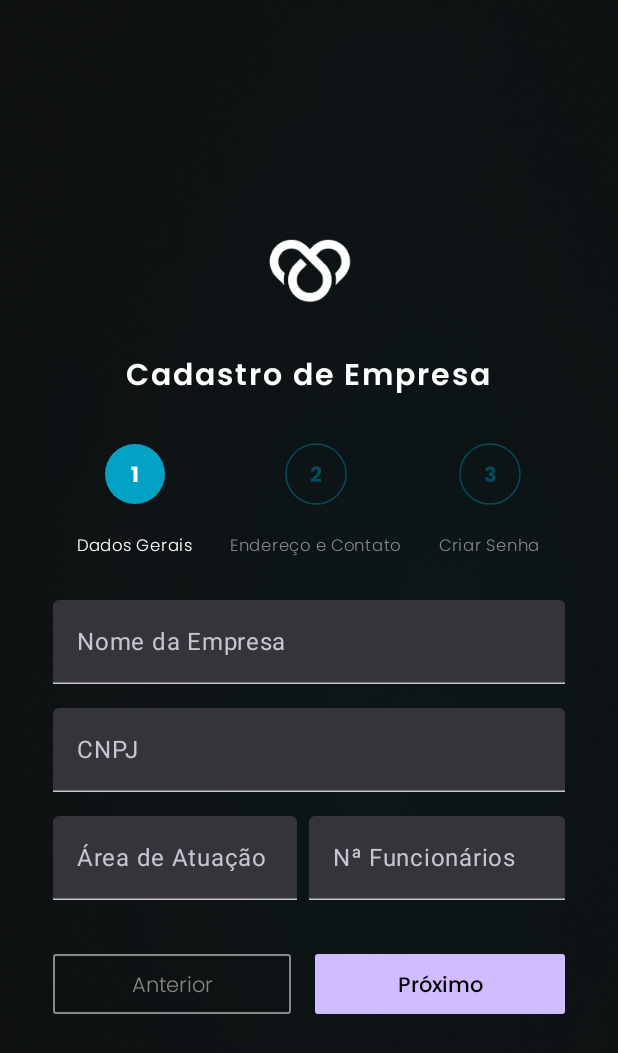
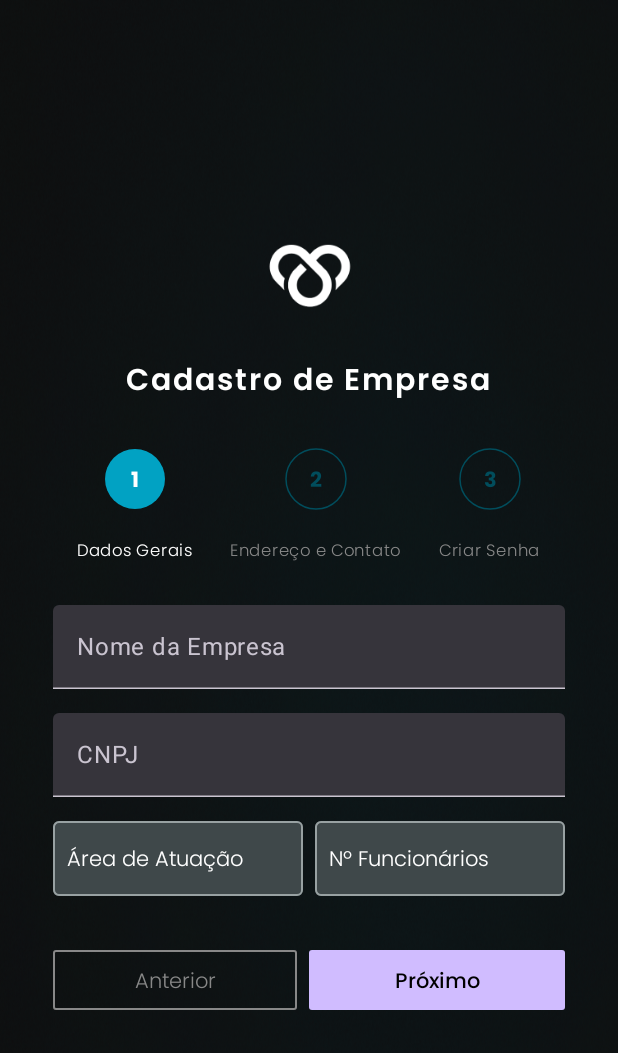
Before and after one commit to Ethos-Enterprise/EthosConnectionsApp, an Android app built with Jetpack Compose: the Cadastro screen opened through its navigation route, on a phone screen of 412 x 824 dp. Shown: the top 1053 px of the screen. Run offline under Robolectric (Android 15) with nearby library versions, the light colour scheme and no system bars.

Commit message:
finalização tela cadastro

```diff
--- a/app/src/main/java/com/example/ethosconnections/view/Cadastro.kt
+++ b/app/src/main/java/com/example/ethosconnections/view/Cadastro.kt
@@ -3,13 +3,16 @@ package com.example.ethosconnections.view
 import androidx.compose.foundation.BorderStroke
 import androidx.compose.foundation.Canvas
 import androidx.compose.foundation.Image
-import androidx.compose.foundation.border
 import androidx.compose.foundation.clickable
 import androidx.compose.foundation.layout.*
 import androidx.compose.foundation.shape.RoundedCornerShape
+import androidx.compose.foundation.text.KeyboardOptions
 import androidx.compose.material3.Button
+import androidx.compose.material3.ButtonDefaults
 import androidx.compose.material3.Checkbox
 import androidx.compose.material3.Divider
+import androidx.compose.material3.DropdownMenu
+import androidx.compose.material3.DropdownMenuItem
 import androidx.compose.material3.OutlinedButton
 import androidx.compose.material3.Text
 import androidx.compose.material3.TextField
@@ -19,13 +22,15 @@ import androidx.compose.runtime.mutableStateOf
 import androidx.compose.runtime.remember
 import androidx.compose.ui.Alignment
 import androidx.compose.ui.Modifier
+import androidx.compose.ui.draw.scale
 import androidx.compose.ui.graphics.Color
 import androidx.compose.ui.graphics.drawscope.Stroke
 import androidx.compose.ui.layout.ContentScale
 import androidx.compose.ui.res.painterResource
 import androidx.compose.ui.text.font.Font
 import androidx.compose.ui.text.font.FontFamily
-import androidx.compose.ui.text.font.FontWeight
+import androidx.compose.ui.text.input.KeyboardType
+import androidx.compose.ui.text.input.PasswordVisualTransformation
 import androidx.compose.ui.text.input.TextFieldValue
 import androidx.compose.ui.tooling.preview.Preview
 import androidx.compose.ui.unit.dp
@@ -43,6 +48,35 @@ import com.example.ethosconnections.ui.theme.textoTop
 fun Cadastro(navController: NavController) {
     val etapaAtual = remember { mutableStateOf(1) }
     val totalEtapa = 3
+
+
+    val nomeEmpresa = remember {
+        mutableStateOf(TextFieldValue())
+    }
+
+    val cnpj = remember {
+        mutableStateOf(TextFieldValue())
+    }
+
+    val cep = remember {
+        mutableStateOf(TextFieldValue())
+    }
+
+    val telefone = remember {
+        mutableStateOf(TextFieldValue())
+    }
+
+    val email = remember {
+        mutableStateOf(TextFieldValue())
+    }
+
+    val senha = remember {
+        mutableStateOf(TextFieldValue())
+    }
+
+    val confirmacaoSenha = remember {
+        mutableStateOf(TextFieldValue())
+    }
 
     Image(
         painter = painterResource(id = R.drawable.background_login),
@@ -75,13 +109,12 @@ fun Cadastro(navController: NavController) {
 
         ProgressBar(etapaAtual.value, totalEtapa)
 
-
         Spacer(modifier = Modifier.height(16.dp))
 
         when (etapaAtual.value) {
-            1 -> EtapaUm(etapaAtual)
-            2 -> EtapaDois(etapaAtual)
-            3 -> EtapaTres(etapaAtual)
+            1 -> EtapaUm(nomeEmpresa, cnpj)
+            2 -> EtapaDois(cep, telefone, email)
+            3 -> EtapaTres(senha, confirmacaoSenha)
         }
 
         Spacer(modifier = Modifier.height(32.dp))
@@ -94,7 +127,10 @@ fun Cadastro(navController: NavController) {
                 onClick = { etapaAtual.value-- },
                 shape = RoundedCornerShape(2.dp),
                 enabled = etapaAtual.value > 1,
-                border = BorderStroke(1.dp, if (etapaAtual.value > 1) Color(0xFF01A2C3) else Color.Gray),
+                border = BorderStroke(
+                    1.dp,
+                    if (etapaAtual.value > 1) Color(0xFF01A2C3) else Color.Gray
+                ),
                 modifier = Modifier
                     .weight(1f)
                     .padding(end = 8.dp)
@@ -105,8 +141,6 @@ fun Cadastro(navController: NavController) {
                     color = if (etapaAtual.value > 1) Color(0xFF01A2C3) else Color.Gray,
                 )
             }
-
-            Spacer(modifier = Modifier.width(8.dp))
 
             Button(
                 onClick = { if (etapaAtual.value < totalEtapa) etapaAtual.value++ },
@@ -123,12 +157,13 @@ fun Cadastro(navController: NavController) {
 }
 
 @Composable
-fun EtapaUm(etapaAtual: MutableState<Int>) {
-    val nomeEmpresa = remember {
+fun EtapaUm(nomeEmpresa: MutableState<TextFieldValue>, cnpj: MutableState<TextFieldValue>) {
+
+    val areaAtuacao = remember {
         mutableStateOf(TextFieldValue())
     }
 
-    val cnpj = remember {
+    val nFuncionarios = remember {
         mutableStateOf(TextFieldValue())
     }
 
@@ -146,51 +181,170 @@ fun EtapaUm(etapaAtual: MutableState<Int>) {
         onValueChange = { cnpj.value = it },
         label = { Text("CNPJ") },
         modifier = Modifier.fillMaxWidth(),
+        keyboardOptions =
+        KeyboardOptions(keyboardType = KeyboardType.Number)
     )
 
     Spacer(modifier = Modifier.height(16.dp))
 
-    Row(modifier = Modifier.fillMaxWidth()) {
-        TextField(
-            value = cnpj.value,
-            onValueChange = { cnpj.value = it },
-            label = { Text("Área de Atuação") },
+    Row(
+        modifier = Modifier.fillMaxWidth()
+    ) {
+
+        var expanded = remember { mutableStateOf(false) }
+        val selectedOption = remember { mutableStateOf("") }
+        val options = listOf(
+            "Tecnologia da Informação",
+            "Saúde e Medicina",
+            "Educação",
+            "Financeira e Bancária",
+            "Agricultura",
+            "Energia e Sustentabilidade",
+            "Varejo",
+            "Construção e Imóveis",
+            "Alimentos e Bebidas",
+            "Automobilística",
+            "Entretenimento e Mídia",
+            "Turismo e Hospitalidade",
+            "Manufatura",
+            "Telecomunicações",
+            "Serviços de Consultoria",
+            "Transporte e Logística",
+            "Moda e Vestuário",
+            "Outros")
+
+        var expanded2 = remember { mutableStateOf(false) }
+        val selectedOption2 = remember { mutableStateOf("") }
+        val options2 = listOf(
+            "Até 9 funcionários",
+            "10 a 20 funcionários",
+            "21 a 50 funcionários",
+            "51 a 100 funcionários",
+            "101 a 200 funcionários",
+            "201 a 500 funcionários",
+            "501 a 1000 funcionários",
+            "1001 ou mais funcionários"
+        )
+
+        Box(
             modifier = Modifier
                 .weight(1f)
-                .padding(end = 8.dp)
-        )
+                .fillMaxWidth()
+        ) {
+            Button(
+                onClick = { expanded.value = true },
+                shape = RoundedCornerShape(4.dp),
+                border = BorderStroke(1.dp, Color(0xFF98A1A2)),
+                colors = ButtonDefaults.buttonColors(Color(0xff3F484A)),
+                modifier = Modifier
+                    .fillMaxWidth(),
+                contentPadding = PaddingValues(
+                    start = 9.dp,
+                    top = 15.dp,
+                    end = 16.dp,
+                    bottom = 15.dp
 
-        TextField(
-            value = cnpj.value,
-            onValueChange = { cnpj.value = it },
-            label = { Text("Nª Funcionários") },
+                )
+            ) {
+                Text(
+                    modifier = Modifier
+                        .fillMaxWidth(),
+                    text = if (selectedOption.value.isEmpty()) "Área de Atuação" else selectedOption.value,
+                    color = Color.White,
+                    style = letraPadrao
+                )
+
+            }
+            DropdownMenu(
+                expanded = expanded.value,
+                onDismissRequest = { expanded.value = false },
+                modifier = Modifier
+                    .fillMaxWidth(0.4f)
+                    .height(160.dp)
+            ) {
+                options.forEach { option ->
+                    DropdownMenuItem(
+
+                        text = { Text(text = option) },
+                        onClick = {
+                            selectedOption.value = option
+                            expanded.value = false
+                        },
+                    )
+                    Divider()
+                }
+            }
+        }
+
+
+        Spacer(modifier = Modifier.width(8.dp))
+
+        Box(
             modifier = Modifier
                 .weight(1f)
-        )
+        ) {
+            Button(
+                onClick = { expanded2.value = true },
+                shape = RoundedCornerShape(4.dp),
+                border = BorderStroke(1.dp, Color(0xFF98A1A2)),
+                colors = ButtonDefaults.buttonColors(Color(0xff3F484A)),
+                modifier = Modifier
+                    .fillMaxWidth(),
+                contentPadding = PaddingValues(
+                    start = 9.dp,
+                    top = 15.dp,
+                    end = 16.dp,
+                    bottom = 15.dp
+                )
+            ) {
+                Text(
+                    style = letraPadrao,
+                    text = if (selectedOption2.value.isEmpty()) "Nº Funcionários" else selectedOption2.value,
+                    modifier = Modifier
+                        .fillMaxWidth(),
+                    color = Color.White,
+                )
+
+            }
+            DropdownMenu(
+                expanded = expanded2.value,
+                onDismissRequest = { expanded2.value = false },
+                modifier = Modifier
+                    .fillMaxWidth(0.4f)
+                    .height(160.dp)
+            ) {
+                options2.forEach { option ->
+                    DropdownMenuItem(
+                        text = { Text(text = option) },
+                        onClick = {
+                            selectedOption2.value = option
+                            expanded2.value = false
+                        })
+                    Divider()
+                }
+            }
+        }
+
+
     }
 
 
 }
 
 @Composable
-fun EtapaDois(etapaAtual: MutableState<Int>) {
-    val cep = remember {
-        mutableStateOf("")
-    }
-
-    val telefone = remember {
-        mutableStateOf("")
-    }
-
-    val email = remember {
-        mutableStateOf("")
-    }
+fun EtapaDois(
+    cep:MutableState<TextFieldValue>,
+    telefone:MutableState<TextFieldValue>,
+    email:MutableState<TextFieldValue>
+) {
 
     TextField(
         value = cep.value,
         onValueChange = { cep.value = it },
         label = { Text("CEP") },
         modifier = Modifier.fillMaxWidth(),
+        keyboardOptions =
+        KeyboardOptions(keyboardType = KeyboardType.Number),
     )
 
     Spacer(modifier = Modifier.height(16.dp))
@@ -200,6 +354,8 @@ fun EtapaDois(etapaAtual: MutableState<Int>) {
         onValueChange = { telefone.value = it },
         label = { Text("Telefone da Empresa") },
         modifier = Modifier.fillMaxWidth(),
+        keyboardOptions =
+        KeyboardOptions(keyboardType = KeyboardType.Number),
     )
 
     Spacer(modifier = Modifier.height(16.dp))
@@ -214,20 +370,18 @@ fun EtapaDois(etapaAtual: MutableState<Int>) {
 }
 
 @Composable
-fun EtapaTres(etapaAtual: MutableState<Int>) {
-    val senha = remember {
-        mutableStateOf("")
-    }
+fun EtapaTres(
+    senha:MutableState<TextFieldValue>,
+    confirmacaoSenha:MutableState<TextFieldValue>,
+) {
 
-    val confirmacaoSenha = remember {
-        mutableStateOf("")
-    }
 
     TextField(
         value = senha.value,
         onValueChange = { senha.value = it },
         label = { Text("Senha") },
         modifier = Modifier.fillMaxWidth(),
+        visualTransformation = PasswordVisualTransformation()
     )
 
     Spacer(modifier = Modifier.height(16.dp))
@@ -235,41 +389,70 @@ fun EtapaTres(etapaAtual: MutableState<Int>) {
     TextField(
         value = confirmacaoSenha.value,
         onValueChange = { confirmacaoSenha.value = it },
-        label = { Text("Comfirmar Senha") },
+        label = { Text("Confirmar Senha") },
         modifier = Modifier.fillMaxWidth(),
+        visualTransformation = PasswordVisualTransformation()
     )
     Spacer(modifier = Modifier.height(16.dp))
 
-    var isChecked = remember { mutableStateOf(false) }
+    var checkedTermos = remember { mutableStateOf(false) }
+
+    var checkedNotificacao = remember { mutableStateOf(false) }
 
     Row(
-        verticalAlignment = Alignment.CenterVertically,
-        modifier = Modifier
-            .fillMaxWidth()
-            .padding(horizontal = 16.dp)
+        modifier = Modifier.fillMaxWidth(),
+        verticalAlignment = Alignment.CenterVertically
     ) {
-        // Composable Checkbox
+
         Checkbox(
-            checked = isChecked.value,
+            checked = checkedTermos.value,
             onCheckedChange = { newValue ->
-                isChecked.value = newValue // Atualiza o estado
+                checkedTermos.value = newValue
             },
             modifier = Modifier
-                .border(BorderStroke(1.dp, if (isChecked.value) Color(0xFF01A2C3) else Color.Gray), RoundedCornerShape(4.dp)) // Cor da borda com base no estado
+                .size(20.dp)
+                .scale(0.8f)
+
         )
 
-        Spacer(modifier = Modifier.width(8.dp))
-
-        // Texto clicável
         Text(
             text = "Concordo com os termos de uso e política de privacidade.",
             modifier = Modifier
-                .clickable { isChecked.value = !isChecked.value }
-                .padding(8.dp)
+                .clickable { checkedTermos.value = !checkedTermos.value }
+                .padding(start = 8.dp),
+            style = letraPadrao,
+            fontSize = 11.sp,
+
+            )
+    }
+    Spacer(modifier = Modifier.height(16.dp))
+
+    Row(
+        modifier = Modifier.fillMaxWidth(),
+        verticalAlignment = Alignment.CenterVertically
+    ) {
+
+        Checkbox(
+            checked = checkedNotificacao.value,
+            onCheckedChange = { newValue ->
+                checkedNotificacao.value = newValue
+            },
+            modifier = Modifier
+                .size(20.dp)
+                .scale(0.8f)
+        )
+
+        Text(
+            text = "Quero receber notificações via e-mail.",
+            modifier = Modifier
+                .clickable { checkedNotificacao.value = !checkedNotificacao.value }
+                .padding(start = 8.dp),
+            style = letraPadrao,
+            fontSize = 11.sp,
         )
     }
+}
 
-}
 
 @Composable
 fun ProgressBar(etapaAtual: Int, totalEtapa: Int) {
@@ -291,10 +474,10 @@ fun ProgressBar(etapaAtual: Int, totalEtapa: Int) {
             verticalAlignment = Alignment.CenterVertically
         ) {
             for (i in 1..totalEtapa) {
-                Column (
+                Column(
                     verticalArrangement = Arrangement.Center,
                     horizontalAlignment = Alignment.CenterHorizontally
-                ){
+                ) {
 
                     CircleNumber(
                         number = i,
@@ -363,8 +546,6 @@ fun CircleNumber(
     }
 }
 
-
-
 @Preview(showBackground = true)
 @Composable
 fun CadastroPreview() {
--- a/app/src/main/java/com/example/ethosconnections/view/Home.kt
+++ b/app/src/main/java/com/example/ethosconnections/view/Home.kt
@@ -84,14 +84,12 @@ fun Home(navController: NavController) {
             Spacer(modifier = Modifier.height(10.dp))
 
             Row (
-                modifier = Modifier.height(40.dp),
                 verticalAlignment = Alignment.CenterVertically,
                 horizontalArrangement = Arrangement.Center
             ){
                 Text(
                     text = "Já tem uma conta?",
                     style = corLetra,
-
                     )
 
                 TextButton(
@@ -100,9 +98,6 @@ fun Home(navController: NavController) {
                         text = "Faça Login")
                 }
             }
-
-
-
 
         }
     }
```
